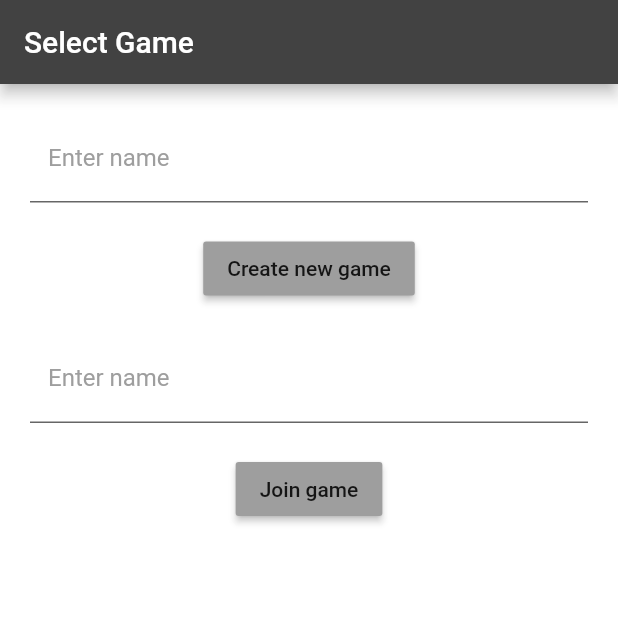
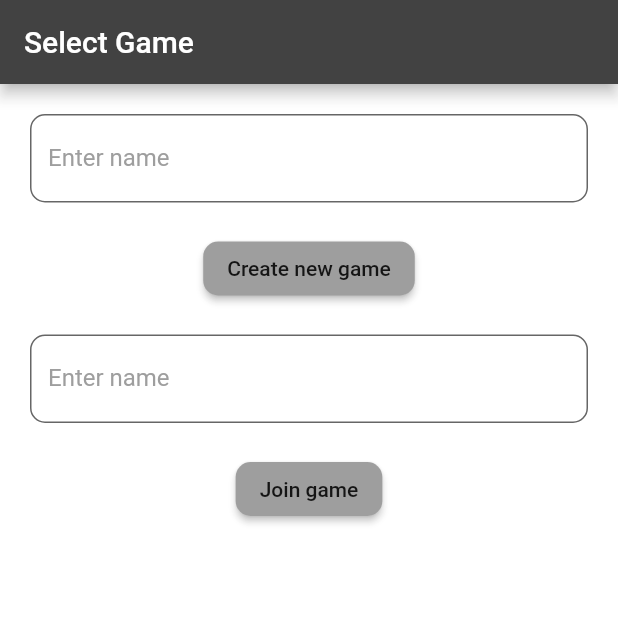
Before and after one commit to kjain1810/card_game, a Flutter app: the screen it shows after launch, on a phone screen of 412 x 824 dp, the top half of it. Run offline on Flutter 3.47's test engine with Material 2 defaults, Android fonts, the phone set to English and light mode, and no system bars; our stand-ins replace cloud_firestore, firebase_auth, shared_preferences; accounts and stored records are empty; Roboto replaces fonts that are missing (Montserrat).

Commit message:
[Fix] Front end updates, all rounded corners made even

```diff
--- a/lib/helpers/input_box.dart
+++ b/lib/helpers/input_box.dart
@@ -6,5 +6,7 @@ inputBox(String text) => InputDecoration(
   filled: true,
   labelStyle: TextStyle(
     color: Colors.grey[500],
+    backgroundColor: Colors.transparent
   ),
+  border: OutlineInputBorder(borderRadius: BorderRadius.circular(10))
 );
--- a/lib/screens/select_game.dart
+++ b/lib/screens/select_game.dart
@@ -47,6 +47,9 @@ class _SelectGameState extends State<SelectGame> {
                   ),
                   SizedBox(height: 20.0,),
                   RaisedButton(
+                    shape: RoundedRectangleBorder(
+                      borderRadius: BorderRadius.all(Radius.circular(10))
+                    ),
                     color: Colors.grey[500],
                     child: Text("Create new game"),
                     onPressed: () async {
@@ -79,10 +82,13 @@ class _SelectGameState extends State<SelectGame> {
                       });
                     },
                     decoration: inputBox("Enter name"),
-                    style: TextStyle(color: Colors.white),
+                    style: TextStyle(color: Colors.white, backgroundColor: Colors.transparent),
                   ),
                   SizedBox(height: 20.0,),
                   RaisedButton(
+                    shape: RoundedRectangleBorder(
+                      borderRadius: BorderRadius.all(Radius.circular(10))
+                    ),
                     color: Colors.grey[500],
                     child: Text("Join game"),
                     onPressed: () async {
--- a/lib/screens/select_player.dart
+++ b/lib/screens/select_player.dart
@@ -30,7 +30,7 @@ class _SelectPlayerState extends State<SelectPlayer> {
               margin: EdgeInsets.all(10),
               decoration: BoxDecoration(
                 color: Colors.grey[500],
-                borderRadius: BorderRadius.all(Radius.circular(20)),
+                borderRadius: BorderRadius.all(Radius.circular(10)),
               ),
               child: ListTile(
                 leading: Icon(Icons.person, color: Colors.white),
```
